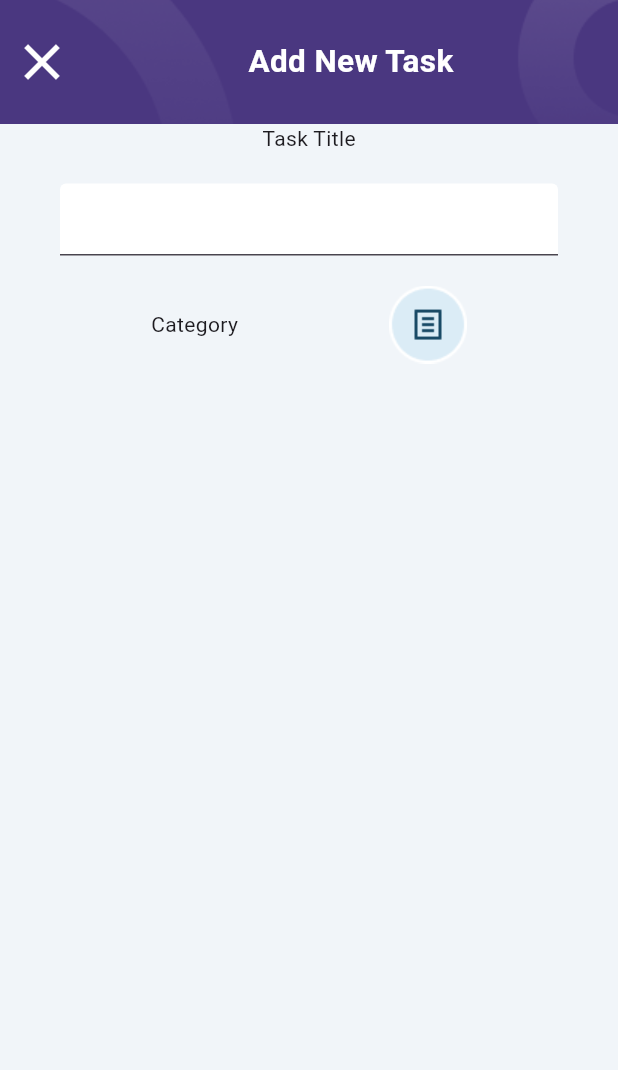
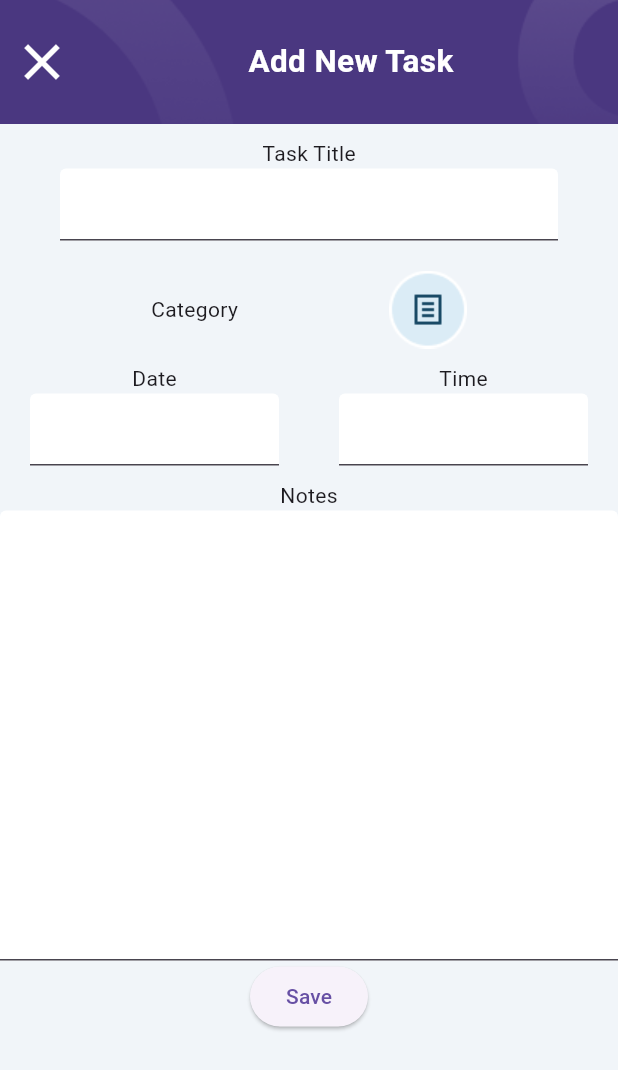
Before and after one commit to mguler1/todo_app, a Flutter app: the AddNewTaskScreen screen opened directly, on a phone screen of 412 x 824 dp. Shown: the top 1070 px of the screen. Run offline on Flutter 3.47's test engine with Material 3 defaults, Android fonts, the phone set to English and light mode, and no system bars; our stand-ins replace hexcolor.

Commit message:
To be continued

```diff
--- a/lib/screens/add_new_task.dart
+++ b/lib/screens/add_new_task.dart
@@ -13,7 +13,8 @@ class AddNewTaskScreen extends StatelessWidget {
     return SafeArea(
       child: Scaffold(
           backgroundColor: HexColor(backgroundColor),
-          body: Column(
+          body: SingleChildScrollView(
+            child: Column(
               children: [
                 Container(
                   width: deviceWidth,
@@ -48,29 +49,83 @@ class AddNewTaskScreen extends StatelessWidget {
                     ],
                   ),
                 ),
-              const Text("Task Title"),
                 const Padding(
-                padding: EdgeInsets.symmetric(horizontal: 40, vertical: 20),
-                child: const TextField(
+                    padding: EdgeInsets.only(top: 10),
+                    child: Text("Task Title")),
+                const Padding(
+                  padding: EdgeInsets.symmetric(horizontal: 40),
+                  child: TextField(
                     decoration:
                         InputDecoration(filled: true, fillColor: Colors.white),
                   ),
                 ),
-              Row(
+                Padding(
+                  padding: const EdgeInsets.only(top: 20),
+                  child: Row(
                     mainAxisAlignment: MainAxisAlignment.spaceEvenly,
                     children: [
                       const Text("Category"),
                       GestureDetector(
                         onTap: () {
-                      ScaffoldMessenger.of(context).showSnackBar(const SnackBar(
+                          ScaffoldMessenger.of(context).showSnackBar(
+                              const SnackBar(
                                   duration: Duration(milliseconds: 300),
                                   content: Text("Category Selected")));
                         },
                         child: Image.asset("lib/assets/images/category_1.png"),
                       )
                     ],
+                  ),
+                ),
+                const Padding(
+                  padding: EdgeInsets.only(top: 10),
+                  child: Row(
+                    children: [
+                      Expanded(
+                        child: Column(
+                          children: [
+                            Text("Date"),
+                            Padding(
+                                padding: EdgeInsets.symmetric(
+                                  horizontal: 20,
+                                ),
+                                child: TextField(
+                                  decoration: InputDecoration(
+                                      filled: true, fillColor: Colors.white),
+                                ))
+                          ],
+                        ),
+                      ),
+                      Expanded(
+                        child: Column(
+                          children: [
+                            Text("Time"),
+                            Padding(
+                                padding: EdgeInsets.symmetric(horizontal: 20),
+                                child: TextField(
+                                  decoration: InputDecoration(
+                                      filled: true, fillColor: Colors.white),
+                                ))
+                          ],
+                        ),
                       )
                     ],
+                  ),
+                ),
+                const Padding(
+                    padding: EdgeInsets.only(top: 10), child: Text("Notes")),
+                const SizedBox(
+                  height: 300,
+                  child: TextField(
+                    expands: true,
+                    maxLines: null,
+                    decoration: InputDecoration(
+                        filled: true, fillColor: Colors.white, isDense: true),
+                  ),
+                ),
+                ElevatedButton(onPressed: () {}, child: const Text("Save"))
+              ],
+            ),
           )),
     );
   }
```
Lines whose indentation alone changed are shown as unchanged.
